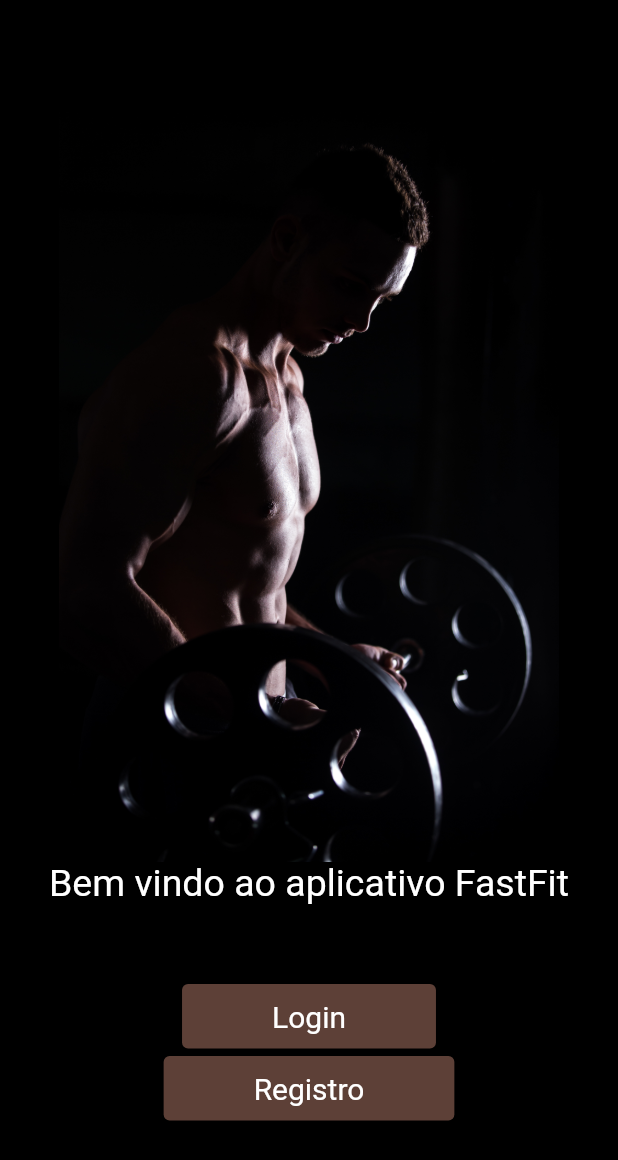
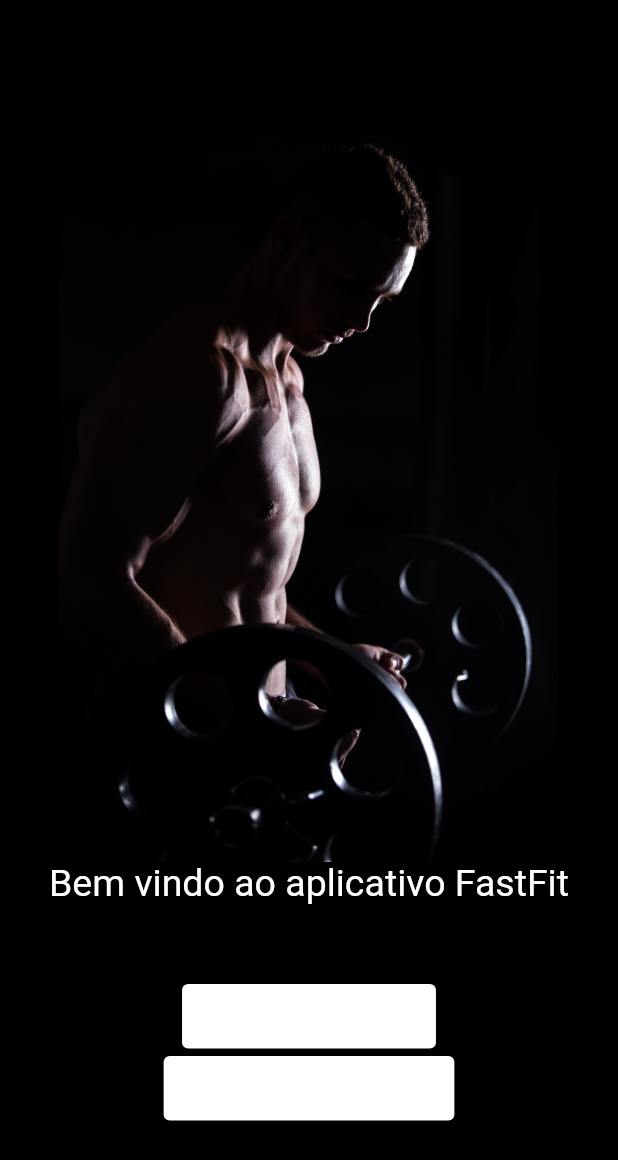
Before and after one commit to OnofreTZK/FastFitApp, a Flutter app: the screen it shows after launch, on a phone screen of 412 x 824 dp. Shown: the top 1160 px of the screen. Run offline on Flutter 3.47's test engine with Material 2 defaults, Android fonts, the phone set to English and light mode, and no system bars; our stand-ins replace flutter_mobx, flutter_modular, rxdart.

Commit message:
Change initial buttons color

```diff
--- a/lib/app/modules/login/presenter/login_page.dart
+++ b/lib/app/modules/login/presenter/login_page.dart
@@ -46,7 +46,7 @@ class _LoginPageState extends State<LoginPage> {
                 Modular.to.pushNamed('/authentication/');
               },
               style: ElevatedButton.styleFrom(
-                  primary: Colors.brown[700],
+                  primary: Colors.white,
                   padding: EdgeInsets.symmetric(horizontal: 60, vertical: 10),
                   textStyle: TextStyle(
                     fontSize: 20,
@@ -58,7 +58,7 @@ class _LoginPageState extends State<LoginPage> {
                 Modular.to.pushNamed('/register/');
               },
               style: ElevatedButton.styleFrom(
-                  primary: Colors.brown[700],
+                  primary: Colors.white,
                   padding: EdgeInsets.symmetric(horizontal: 60, vertical: 10),
                   textStyle: TextStyle(
                     fontSize: 20,
```
